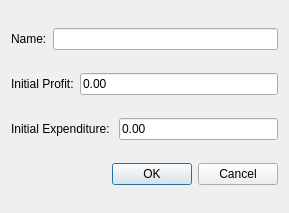
kalouantonis/SilkRoute, file SilkRoute/Suppliers/supplieractiondialog.ui: the form before one commit.
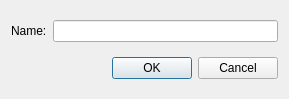
The form after the commit.

What changed in the file:
```diff
--- a/SilkRoute/Suppliers/supplieractiondialog.ui
+++ b/SilkRoute/Suppliers/supplieractiondialog.ui
@@ -7,7 +7,7 @@
     <x>0</x>
     <y>0</y>
     <width>289</width>
-    <height>213</height>
+    <height>99</height>
    </rect>
   </property>
   <property name="windowTitle">
@@ -28,42 +28,6 @@
      </item>
     </layout>
    </item>
-   <item>
-    <layout class="QHBoxLayout" name="layoutProfit">
-     <item>
-      <widget class="QLabel" name="lblProfit">
-       <property name="text">
-        <string>Initial Profit:</string>
-       </property>
-      </widget>
-     </item>
-     <item>
-      <widget class="QLineEdit" name="txtProfit">
-       <property name="text">
-        <string>0.00</string>
-       </property>
-      </widget>
-     </item>
-    </layout>
-   </item>
-   <item>
-    <layout class="QHBoxLayout" name="layoutExpenditure">
-     <item>
-      <widget class="QLabel" name="lblExpenditure">
-       <property name="text">
-        <string>Initial Expenditure: </string>
-       </property>
-      </widget>
-     </item>
-     <item>
-      <widget class="QLineEdit" name="txtExpenditure">
-       <property name="text">
-        <string>0.00</string>
-       </property>
-      </widget>
-     </item>
-    </layout>
-   </item>
    <item>
     <widget class="QDialogButtonBox" name="buttonBox">
      <property name="orientation">
```
